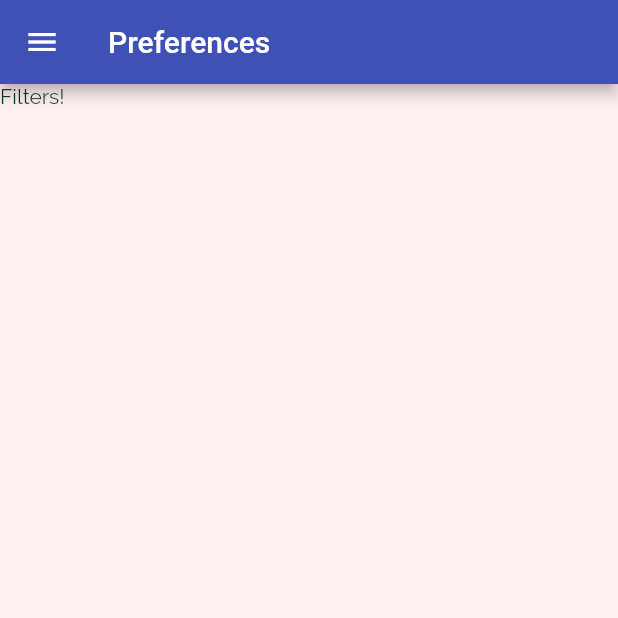
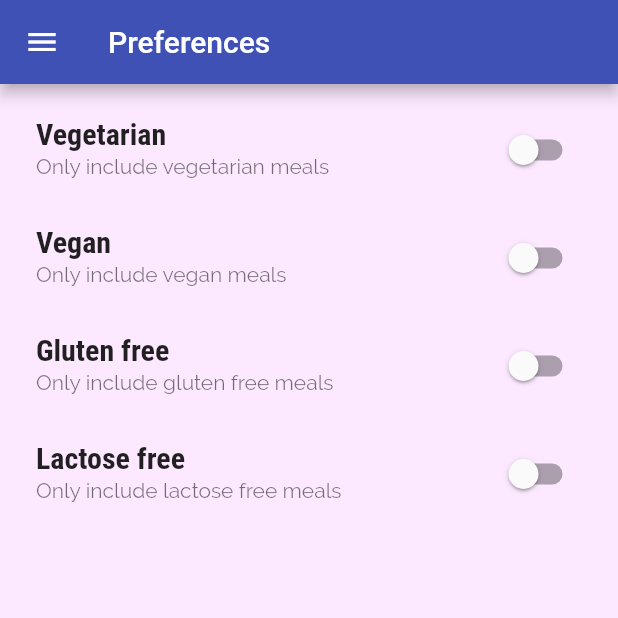
Before and after one commit to notariorob/recipes_app, a Flutter app: the FiltersScreen screen opened by its route, on a phone screen of 412 x 824 dp, the top half of it. Run offline on Flutter 3.47's test engine with Material 2 defaults, Android fonts, the light colour scheme and no system bars.

Commit message:
add filters

```diff
--- a/lib/main.dart
+++ b/lib/main.dart
@@ -1,4 +1,7 @@
 import 'package:flutter/material.dart';
+import 'package:recipes_app/data/mock_meals.dart';
+import 'package:recipes_app/models/filters.dart';
+import 'package:recipes_app/models/meal.dart';
 import 'package:recipes_app/screens/category_list_screen.dart';
 import 'package:recipes_app/screens/filters_screen.dart';
 import 'package:recipes_app/screens/meal_detail_sreen.dart';
@@ -9,8 +12,34 @@ void main() {
   runApp(const MyApp());
 }
 
-class MyApp extends StatelessWidget {
+class MyApp extends StatefulWidget {
   const MyApp({Key? key}) : super(key: key);
+
+  @override
+  State<MyApp> createState() => _MyAppState();
+}
+
+class _MyAppState extends State<MyApp> {
+  List<Meal> _filteredMeals = MOCK_MEALS;
+  Map<Filter, bool> _filters = {
+    Filter.vegetarian: false,
+    Filter.vegan: false,
+    Filter.glutenFree: false,
+    Filter.lactoseFree: false,
+  };
+
+  void _updateFilter(Map<Filter, bool> filter) {
+    setState(() {
+      _filters = {..._filters, ...filter};
+      _filteredMeals = _filteredMeals
+          .where((meal) =>
+              (_filters[Filter.glutenFree]! ? meal.isGlutenFree : true) &&
+              (_filters[Filter.vegan]! ? meal.isVegan : true) &&
+              (_filters[Filter.vegetarian]! ? meal.isVegetarian : true) &&
+              (_filters[Filter.lactoseFree]! ? meal.isLactoseFree : true))
+          .toList();
+    });
+  }
 
   @override
   Widget build(BuildContext context) {
@@ -19,7 +48,7 @@ class MyApp extends StatelessWidget {
       theme: ThemeData(
         primarySwatch: Colors.indigo,
         accentColor: Colors.amber,
-        canvasColor: Color.fromARGB(255, 255, 240, 240),
+        canvasColor: Color.fromARGB(255, 252, 233, 255),
         fontFamily: 'Raleway',
         textTheme: ThemeData.light().textTheme.copyWith(
               bodyLarge: const TextStyle(
@@ -48,9 +77,11 @@ class MyApp extends StatelessWidget {
       initialRoute: TabsScreen.routeName,
       routes: {
         TabsScreen.routeName: (context) => const TabsScreen(),
-        FiltersScreen.routeName: (context) => const FiltersScreen(),
+        FiltersScreen.routeName: (context) =>
+            FiltersScreen(filters: _filters, onFilterToggled: _updateFilter),
         CategoryListScreen.routeName: (context) => const CategoryListScreen(),
-        MealsListScreen.routeName: (context) => const MealsListScreen(),
+        MealsListScreen.routeName: (context) =>
+            MealsListScreen(meals: _filteredMeals),
         MealDetailScreen.routeName: (context) => const MealDetailScreen(),
       },
     );
--- /dev/null
+++ b/lib/models/filters.dart
@@ -0,0 +1 @@
+enum Filter { vegetarian, vegan, lactoseFree, glutenFree }
--- a/lib/screens/filters_screen.dart
+++ b/lib/screens/filters_screen.dart
@@ -1,11 +1,17 @@
 import 'package:flutter/material.dart';
+import 'package:recipes_app/models/filters.dart';
+import 'package:recipes_app/widgets/filter_toggle.dart';
 import 'package:recipes_app/widgets/main_drawer.dart';
 
 class FiltersScreen extends StatelessWidget {
   static const routeName = '/filters';
   static const screenName = 'Filters';
 
-  const FiltersScreen({Key? key}) : super(key: key);
+  const FiltersScreen(
+      {Key? key, required this.filters, required this.onFilterToggled})
+      : super(key: key);
+  final Map<Filter, bool> filters;
+  final Function(Map<Filter, bool>) onFilterToggled;
 
   @override
   Widget build(BuildContext context) {
@@ -14,7 +20,42 @@ class FiltersScreen extends StatelessWidget {
         title: const Text('Preferences'),
       ),
       drawer: const MainDrawer(),
-      body: Text('Filters!'),
+      body: Padding(
+        padding: const EdgeInsets.all(8.0),
+        child: Column(
+          crossAxisAlignment: CrossAxisAlignment.center,
+          children: [
+            FilterToggle(
+              title: 'Vegetarian',
+              subtitle: 'Only include vegetarian meals',
+              value: filters[Filter.vegetarian]!,
+              onChanged: (bool checked) =>
+                  onFilterToggled({Filter.vegetarian: checked}),
+            ),
+            FilterToggle(
+              title: 'Vegan',
+              subtitle: 'Only include vegan meals',
+              value: filters[Filter.vegan]!,
+              onChanged: (bool checked) =>
+                  onFilterToggled({Filter.vegan: checked}),
+            ),
+            FilterToggle(
+              title: 'Gluten free',
+              subtitle: 'Only include gluten free meals',
+              value: filters[Filter.glutenFree]!,
+              onChanged: (bool checked) =>
+                  onFilterToggled({Filter.glutenFree: checked}),
+            ),
+            FilterToggle(
+              title: 'Lactose free',
+              subtitle: 'Only include lactose free meals',
+              value: filters[Filter.lactoseFree]!,
+              onChanged: (bool checked) =>
+                  onFilterToggled({Filter.lactoseFree: checked}),
+            ),
+          ],
+        ),
+      ),
     );
   }
 }
--- a/lib/screens/meals_list_screen.dart
+++ b/lib/screens/meals_list_screen.dart
@@ -1,20 +1,22 @@
 import 'package:flutter/material.dart';
 import 'package:recipes_app/data/mock_meals.dart';
 import 'package:recipes_app/models/category.dart';
+import 'package:recipes_app/models/filters.dart';
 import 'package:recipes_app/models/meal.dart';
 import 'package:recipes_app/widgets/meal_list_item.dart';
 
 class MealsListScreen extends StatelessWidget {
   static const routeName = '/meals';
 
-  const MealsListScreen({Key? key}) : super(key: key);
+  const MealsListScreen({Key? key, required this.meals}) : super(key: key);
+
+  final List<Meal> meals;
 
   @override
   Widget build(BuildContext context) {
     final category = ModalRoute.of(context)!.settings.arguments as Category;
-    final List<Meal> categoryMeals = MOCK_MEALS
-        .where((meal) => meal.categories.contains(category.id))
-        .toList();
+    final List<Meal> categoryMeals =
+        meals.where((meal) => meal.categories.contains(category.id)).toList();
     return Scaffold(
       appBar: AppBar(
         title: Text(category.title),
--- /dev/null
+++ b/lib/widgets/filter_toggle.dart
@@ -0,0 +1,26 @@
+import 'package:flutter/material.dart';
+
+class FilterToggle extends StatelessWidget {
+  const FilterToggle(
+      {Key? key,
+      required this.title,
+      required this.subtitle,
+      required this.value,
+      required this.onChanged})
+      : super(key: key);
+
+  final String title;
+  final String subtitle;
+  final bool value;
+  final Function(bool)? onChanged;
+
+  @override
+  Widget build(BuildContext context) {
+    return SwitchListTile(
+      title: Text(title),
+      subtitle: Text(subtitle),
+      value: value,
+      onChanged: onChanged,
+    );
+  }
+}
```
